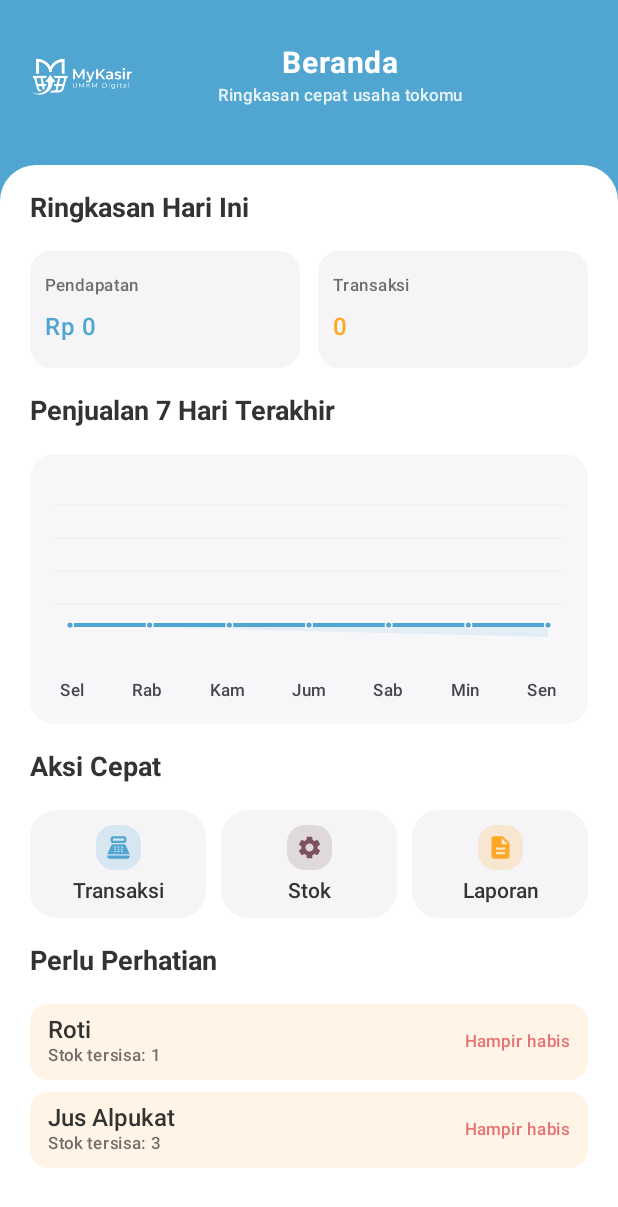
After one commit to Shiddiqi21/MyKasir, an Android app built with Jetpack Compose: the composable DashboardHomeScreen shown on its own in the app's theme, on a phone screen of 412 x 824 dp. The commit adds this screen. Shown: the top 1207 px of the screen. Run offline under Robolectric (Android 15) with nearby library versions, the phone set to English and light mode, and no system bars.

Commit message:
tampilan beranda, buttom navigasi

```diff
--- /dev/null
+++ b/app/src/main/java/com/example/mykasir/feature_home/DashboardHomeScreen.kt
@@ -0,0 +1,500 @@
+package com.example.mykasir.feature_home
+
+import androidx.compose.foundation.Canvas
+import androidx.compose.foundation.background
+import androidx.compose.foundation.layout.*
+import androidx.compose.foundation.rememberScrollState
+import androidx.compose.foundation.verticalScroll
+import androidx.compose.foundation.shape.RoundedCornerShape
+import androidx.compose.material.icons.Icons
+import androidx.compose.material.icons.filled.Description
+import androidx.compose.material.icons.filled.PointOfSale
+import androidx.compose.material.icons.filled.Settings
+import androidx.compose.material3.*
+import androidx.compose.runtime.Composable
+import androidx.compose.runtime.remember
+import androidx.compose.ui.Alignment
+import androidx.compose.ui.Modifier
+import androidx.compose.ui.geometry.Offset
+import androidx.compose.ui.graphics.Color
+import androidx.compose.ui.graphics.Path
+import androidx.compose.ui.res.painterResource
+import androidx.compose.ui.text.font.FontWeight
+import androidx.compose.ui.unit.dp
+import androidx.compose.ui.unit.sp
+import com.example.mykasir.R
+import com.example.mykasir.feature_manajemen_produk.viewmodel.ProductViewModel
+import com.example.mykasir.feature_transaksi.viewmodel.TransaksiViewModel
+import java.text.NumberFormat
+import java.text.SimpleDateFormat
+import java.util.Calendar
+import java.util.Locale
+
+@Composable
+fun DashboardHomeScreen(
+    transaksiViewModel: TransaksiViewModel,
+    productViewModel: ProductViewModel,
+    onOpenTransaksi: () -> Unit,
+    onOpenProduk: () -> Unit,
+    onOpenLaporan: () -> Unit
+) {
+    val calToday = remember {
+        Calendar.getInstance().apply {
+            set(Calendar.HOUR_OF_DAY, 0)
+            set(Calendar.MINUTE, 0)
+            set(Calendar.SECOND, 0)
+            set(Calendar.MILLISECOND, 0)
+        }
+    }
+    val startToday = calToday.timeInMillis
+    val endToday = startToday + 24L * 60 * 60 * 1000
+
+    val todayTx = remember(transaksiViewModel.transactions) {
+        transaksiViewModel.transactions.filter { it.timestamp in startToday until endToday }
+    }
+    val todayTotal = remember(todayTx) { todayTx.sumOf { it.total }.toLong() }
+    val todayCount = remember(todayTx) { todayTx.size }
+
+    val rupiahFormatter = remember {
+        NumberFormat.getNumberInstance(Locale("in", "ID"))
+    }
+    val formattedTodayTotal = remember(todayTotal) {
+        "Rp " + rupiahFormatter.format(todayTotal)
+    }
+
+    // Data grafik 7 hari terakhir
+    val weeklyPoints = remember(transaksiViewModel.transactions) {
+        computeLast7Days(transaksiViewModel)
+    }
+
+    val lowStockProducts = remember(productViewModel.products) {
+        productViewModel.products
+            .filter { it.stock <= it.minStock }
+            .sortedBy { it.stock }
+            .take(3)
+    }
+
+    Column(
+        modifier = Modifier
+            .fillMaxSize()
+            .background(MaterialTheme.colorScheme.primary)
+    ) {
+        // Header biru
+        Column(
+            modifier = Modifier
+                .fillMaxWidth()
+                .padding(start = 20.dp, end = 20.dp, top = 16.dp, bottom = 24.dp),
+            verticalArrangement = Arrangement.spacedBy(16.dp)
+        ) {
+            Row(
+                modifier = Modifier.fillMaxWidth(),
+                horizontalArrangement = Arrangement.SpaceBetween,
+                verticalAlignment = Alignment.CenterVertically
+            ) {
+                Icon(
+                    painter = painterResource(id = R.drawable.mykasir_logo),
+                    contentDescription = null,
+                    tint = MaterialTheme.colorScheme.onPrimary,
+                    modifier = Modifier.size(70.dp)
+                )
+                Column(
+                    horizontalAlignment = Alignment.CenterHorizontally,
+                    modifier = Modifier.weight(1f)
+                ) {
+                    Text(
+                        text = "Beranda",
+                        color = MaterialTheme.colorScheme.onPrimary,
+                        fontWeight = FontWeight.Bold,
+                        fontSize = 20.sp
+                    )
+                    Spacer(modifier = Modifier.height(2.dp))
+                    Text(
+                        text = "Ringkasan cepat usaha tokomu",
+                        style = MaterialTheme.typography.labelSmall,
+                        color = MaterialTheme.colorScheme.onPrimary.copy(alpha = 0.85f)
+                    )
+                }
+                Spacer(modifier = Modifier.width(28.dp))
+            }
+        }
+
+        Surface(
+            modifier = Modifier.fillMaxSize(),
+            color = MaterialTheme.colorScheme.surface,
+            shape = RoundedCornerShape(topStart = 24.dp, topEnd = 24.dp)
+        ) {
+            Column(
+                modifier = Modifier
+                    .fillMaxSize()
+                    .padding(horizontal = 20.dp, vertical = 18.dp)
+                    .verticalScroll(rememberScrollState()),
+                verticalArrangement = Arrangement.spacedBy(18.dp)
+            ) {
+                // Ringkasan Hari Ini
+                Text(
+                    text = "Ringkasan Hari Ini",
+                    style = MaterialTheme.typography.titleMedium,
+                    fontWeight = FontWeight.Bold,
+                    color = MaterialTheme.colorScheme.onSurface
+                )
+                Row(
+                    modifier = Modifier.fillMaxWidth(),
+                    horizontalArrangement = Arrangement.spacedBy(12.dp)
+                ) {
+                    SummaryCard(
+                        title = "Pendapatan",
+                        value = formattedTodayTotal,
+                        accentColor = MaterialTheme.colorScheme.primary,
+                        modifier = Modifier.weight(1f)
+                    )
+                    SummaryCard(
+                        title = "Transaksi",
+                        value = todayCount.toString(),
+                        accentColor = MaterialTheme.colorScheme.secondary,
+                        modifier = Modifier.weight(1f)
+                    )
+                }
+
+                // Grafik 7 hari terakhir
+                Text(
+                    text = "Penjualan 7 Hari Terakhir",
+                    style = MaterialTheme.typography.titleMedium,
+                    fontWeight = FontWeight.Bold,
+                    color = MaterialTheme.colorScheme.onSurface
+                )
+                WeeklySalesChart(points = weeklyPoints)
+
+                // Aksi Cepat (dalam grid kecil, hemat ruang)
+                Text(
+                    text = "Aksi Cepat",
+                    style = MaterialTheme.typography.titleMedium,
+                    fontWeight = FontWeight.Bold,
+                    color = MaterialTheme.colorScheme.onSurface
+                )
+                Row(
+                    modifier = Modifier.fillMaxWidth(),
+                    horizontalArrangement = Arrangement.spacedBy(10.dp)
+                ) {
+                    QuickActionChip(
+                        icon = Icons.Filled.PointOfSale,
+                        title = "Transaksi",
+                        color = MaterialTheme.colorScheme.primary,
+                        modifier = Modifier.weight(1f),
+                        onClick = onOpenTransaksi
+                    )
+                    QuickActionChip(
+                        icon = Icons.Filled.Settings,
+                        title = "Stok",
+                        color = MaterialTheme.colorScheme.tertiary,
+                        modifier = Modifier.weight(1f),
+                        onClick = onOpenProduk
+                    )
+                    QuickActionChip(
+                        icon = Icons.Filled.Description,
+                        title = "Laporan",
+                        color = MaterialTheme.colorScheme.secondary,
+                        modifier = Modifier.weight(1f),
+                        onClick = onOpenLaporan
+                    )
+                }
+
+                // Stok menipis
+                Text(
+                    text = "Perlu Perhatian",
+                    style = MaterialTheme.typography.titleMedium,
+                    fontWeight = FontWeight.Bold,
+                    color = MaterialTheme.colorScheme.onSurface
+                )
+                if (lowStockProducts.isEmpty()) {
+                    Text(
+                        text = "Belum ada produk dengan stok menipis.",
+                        style = MaterialTheme.typography.bodySmall,
+                        color = MaterialTheme.colorScheme.onSurface.copy(alpha = 0.6f)
+                    )
+                } else {
+                    Column(verticalArrangement = Arrangement.spacedBy(8.dp)) {
+                        lowStockProducts.forEach { p ->
+                            val isOutOfStock = p.stock <= 0
+                            val containerColor = if (isOutOfStock) Color(0xFFFFE5E5) else Color(0xFFFFF4E5)
+                            val statusText = if (isOutOfStock) "Habis" else "Hampir habis"
+
+                            Surface(
+                                modifier = Modifier.fillMaxWidth(),
+                                shape = RoundedCornerShape(12.dp),
+                                color = containerColor
+                            ) {
+                                Row(
+                                    modifier = Modifier
+                                        .fillMaxWidth()
+                                        .padding(horizontal = 12.dp, vertical = 8.dp),
+                                    horizontalArrangement = Arrangement.SpaceBetween,
+                                    verticalAlignment = Alignment.CenterVertically
+                                ) {
+                                    Column {
+                                        Text(
+                                            text = p.name,
+                                            style = MaterialTheme.typography.bodyMedium,
+                                            fontWeight = FontWeight.SemiBold,
+                                            color = MaterialTheme.colorScheme.onSurface
+                                        )
+                                        Text(
+                                            text = "Stok tersisa: ${p.stock}",
+                                            style = MaterialTheme.typography.labelSmall,
+                                            color = MaterialTheme.colorScheme.onSurface.copy(alpha = 0.7f)
+                                        )
+                                    }
+                                    Text(
+                                        text = statusText,
+                                        style = MaterialTheme.typography.labelSmall,
+                                        color = MaterialTheme.colorScheme.error
+                                    )
+                                }
+                            }
+                        }
+                    }
+                }
+            }
+        }
+    }
+}
+
+private data class DayPoint(
+    val label: String,
+    val total: Long
+)
+
+@Composable
+private fun WeeklySalesChart(points: List<DayPoint>) {
+    val maxTotal = (points.maxOfOrNull { it.total } ?: 0L).coerceAtLeast(1L)
+    val graphColor = MaterialTheme.colorScheme.primary
+
+    Card(
+        modifier = Modifier
+            .fillMaxWidth()
+            .height(180.dp),
+        shape = RoundedCornerShape(16.dp),
+        colors = CardDefaults.cardColors(containerColor = Color(0xFFF7F7FA)),
+        elevation = CardDefaults.cardElevation(0.dp)
+    ) {
+        Column(
+            modifier = Modifier
+                .fillMaxSize()
+                .padding(horizontal = 16.dp, vertical = 12.dp),
+            verticalArrangement = Arrangement.SpaceBetween
+        ) {
+            Canvas(
+                modifier = Modifier
+                    .fillMaxWidth()
+                    .height(110.dp)
+            ) {
+                val w = size.width
+                val h = size.height
+
+                // Garis grid horizontal tipis (konsisten dengan LaporanScreen/ChartPage)
+                val gridColor = Color.Black.copy(alpha = 0.04f)
+                val gridCount = 4
+                val stepY = h / (gridCount + 1)
+                for (i in 1..gridCount) {
+                    val y = stepY * i
+                    drawLine(
+                        color = gridColor,
+                        start = Offset(0f, y),
+                        end = Offset(w, y),
+                        strokeWidth = 1f
+                    )
+                }
+
+                if (points.isNotEmpty()) {
+                    val values = points.map { it.total.toFloat() / maxTotal.toFloat() }
+
+                    fun getPoint(index: Int): Offset {
+                        val iSafe = index.coerceIn(0, values.lastIndex)
+                        val x = if (values.size == 1) {
+                            w / 2f
+                        } else {
+                            (iSafe.toFloat() / (values.size - 1)) * (w - 32f) + 16f
+                        }
+                        val y = h - (values[iSafe] * (h - 24f) + 12f)
+                        return Offset(x, y)
+                    }
+
+                    // Path halus (quadratic) seperti di ChartPage
+                    val smoothPath = Path().apply {
+                        var previous = getPoint(0)
+                        moveTo(previous.x, previous.y)
+                        for (i in 1..values.lastIndex) {
+                            val current = getPoint(i)
+                            val mid = Offset(
+                                (previous.x + current.x) / 2f,
+                                (previous.y + current.y) / 2f
+                            )
+                            quadraticBezierTo(previous.x, previous.y, mid.x, mid.y)
+                            previous = current
+                        }
+                        lineTo(previous.x, previous.y)
+                    }
+
+                    // Area halus di bawah garis
+                    val filledPath = Path().apply {
+                        val first = getPoint(0)
+                        val last = getPoint(values.lastIndex)
+                        moveTo(first.x, h)
+                        addPath(smoothPath)
+                        lineTo(last.x, h)
+                        close()
+                    }
+
+                    drawPath(
+                        path = filledPath,
+                        color = graphColor.copy(alpha = 0.12f)
+                    )
+
+                    drawPath(
+                        path = smoothPath,
+                        color = graphColor,
+                        style = androidx.compose.ui.graphics.drawscope.Stroke(width = 4f)
+                    )
+
+                    // Titik dua lapis (putih + warna utama)
+                    values.forEachIndexed { index, _ ->
+                        val center = getPoint(index)
+                        drawCircle(
+                            color = Color.White,
+                            radius = 4f,
+                            center = center
+                        )
+                        drawCircle(
+                            color = graphColor,
+                            radius = 2.6f,
+                            center = center
+                        )
+                    }
+                }
+            }
+
+            Row(
+                modifier = Modifier
+                    .fillMaxWidth()
+                    .padding(horizontal = 4.dp, vertical = 2.dp),
+                horizontalArrangement = Arrangement.SpaceBetween
+            ) {
+                points.forEach {
+                    Text(
+                        text = it.label,
+                        style = MaterialTheme.typography.labelSmall,
+                        color = MaterialTheme.colorScheme.onSurfaceVariant
+                    )
+                }
+            }
+        }
+    }
+}
+
+@Composable
+private fun SummaryCard(
+    title: String,
+    value: String,
+    accentColor: Color,
+    modifier: Modifier = Modifier
+) {
+    Surface(
+        modifier = modifier.height(78.dp),
+        shape = RoundedCornerShape(14.dp),
+        color = Color(0xFFF5F5F7)
+    ) {
+        Column(
+            modifier = Modifier
+                .fillMaxSize()
+                .padding(horizontal = 10.dp, vertical = 8.dp),
+            verticalArrangement = Arrangement.SpaceEvenly
+        ) {
+            Text(
+                text = title,
+                style = MaterialTheme.typography.labelSmall,
+                color = MaterialTheme.colorScheme.onSurface.copy(alpha = 0.7f)
+            )
+            Text(
+                text = value,
+                style = MaterialTheme.typography.bodyLarge,
+                fontWeight = FontWeight.SemiBold,
+                color = accentColor
+            )
+        }
+    }
+}
+
+@Composable
+private fun QuickActionChip(
+    icon: androidx.compose.ui.graphics.vector.ImageVector,
+    title: String,
+    color: Color,
+    modifier: Modifier = Modifier,
+    onClick: () -> Unit
+) {
+    Card(
+        onClick = onClick,
+        modifier = modifier.height(72.dp),
+        shape = RoundedCornerShape(18.dp),
+        colors = CardDefaults.cardColors(containerColor = Color(0xFFF5F5F7)),
+        elevation = CardDefaults.cardElevation(0.dp)
+    ) {
+        Column(
+            modifier = Modifier
+                .fillMaxSize()
+                .padding(horizontal = 8.dp, vertical = 6.dp),
+            verticalArrangement = Arrangement.Center,
+            horizontalAlignment = Alignment.CenterHorizontally
+        ) {
+            Box(
+                modifier = Modifier
+                    .size(30.dp)
+                    .background(color.copy(alpha = 0.18f), RoundedCornerShape(12.dp)),
+                contentAlignment = Alignment.Center
+            ) {
+                Icon(
+                    imageVector = icon,
+                    contentDescription = null,
+                    tint = color,
+                    modifier = Modifier.size(18.dp)
+                )
+            }
+            Text(
+                text = title,
+                style = MaterialTheme.typography.labelMedium,
+                fontWeight = FontWeight.SemiBold,
+                color = MaterialTheme.colorScheme.onSurface,
+                modifier = Modifier
+                    .fillMaxWidth()
+                    .padding(top = 6.dp),
+                textAlign = androidx.compose.ui.text.style.TextAlign.Center
+            )
+        }
+    }
+}
+
+private fun computeLast7Days(transaksiViewModel: TransaksiViewModel): List<DayPoint> {
+    val cal = Calendar.getInstance().apply {
+        set(Calendar.HOUR_OF_DAY, 0)
+        set(Calendar.MINUTE, 0)
+        set(Calendar.SECOND, 0)
+        set(Calendar.MILLISECOND, 0)
+    }
+    val sdf = SimpleDateFormat("EE", Locale("in", "ID"))
+
+    val days = mutableListOf<DayPoint>()
+
+    // mundur 6 hari lalu maju sampai hari ini
+    cal.add(Calendar.DAY_OF_MONTH, -6)
+    repeat(7) {
+        val start = cal.timeInMillis
+        val end = start + 24L * 60 * 60 * 1000
+        val total = transaksiViewModel.transactions
+            .filter { it.timestamp in start until end }
+            .sumOf { it.total }
+            .toLong()
+        val label = sdf.format(cal.time).take(3)
+        days.add(DayPoint(label = label, total = total))
+        cal.add(Calendar.DAY_OF_MONTH, 1)
+    }
+    return days
+}
```
Also changed, not shown: app/src/main/java/com/example/mykasir/feature_laporan/LaporanScreen.kt (+8 -18 lines), app/src/main/java/com/example/mykasir/feature_manajemen_produk/screen/ManajemenProdukScreen.kt (+10 -27 lines), app/src/main/java/com/example/mykasir/feature_transaksi/screen/TransaksiListScreen.kt (+10 -17 lines), app/src/main/java/com/example/mykasir/navigationapp/BottomNavigation.kt (+42 -17 lines), app/src/main/java/com/example/mykasir/navigationapp/MainAppNavigation.kt (+48 -4 lines).
